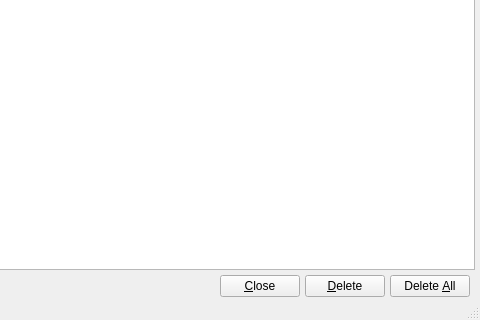
First picture: the form in Version 1.x/UI/exceptionsWindow.ui, repository textbrowser/dooble, before the edit; both pictures show x 320 to 800 and y 280 to 600 of the 800 by 600 pixel window.
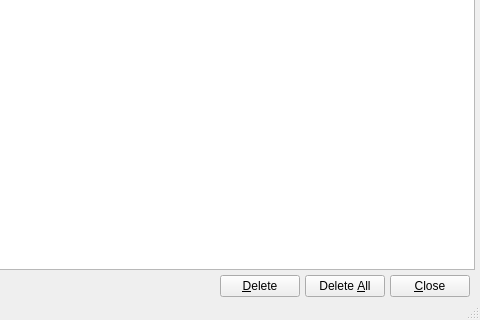
Second picture: the form after the edit. Custom widgets are drawn as their Qt base class.

Commit message: Moved buttons.

Diff of the .ui file:
```diff
--- a/Version 1.x/UI/exceptionsWindow.ui
+++ b/Version 1.x/UI/exceptionsWindow.ui
@@ -172,13 +172,6 @@
         </property>
        </spacer>
       </item>
-      <item>
-       <widget class="QPushButton" name="closePushButton">
-        <property name="text">
-         <string>&amp;Close</string>
-        </property>
-       </widget>
-      </item>
       <item>
        <widget class="QPushButton" name="deletePushButton">
         <property name="text">
@@ -193,6 +186,13 @@
         </property>
        </widget>
       </item>
+      <item>
+       <widget class="QPushButton" name="closePushButton">
+        <property name="text">
+         <string>&amp;Close</string>
+        </property>
+       </widget>
+      </item>
      </layout>
     </item>
    </layout>
```
Left out of the diff: 1 changed line with no effect on the pictures. The commit also changes 83 other files.
